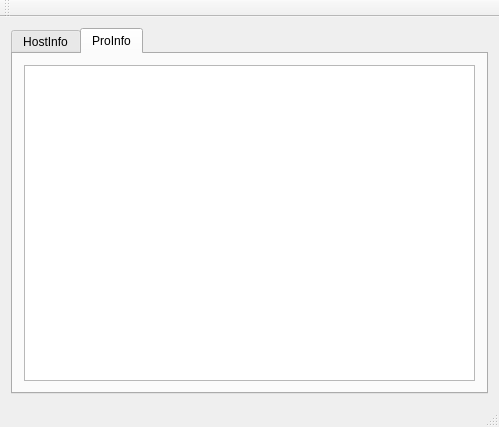
This is mainwindow.ui in 842355836/SystemsMonitor as Qt 5 draws it before an edit. The edited form follows.
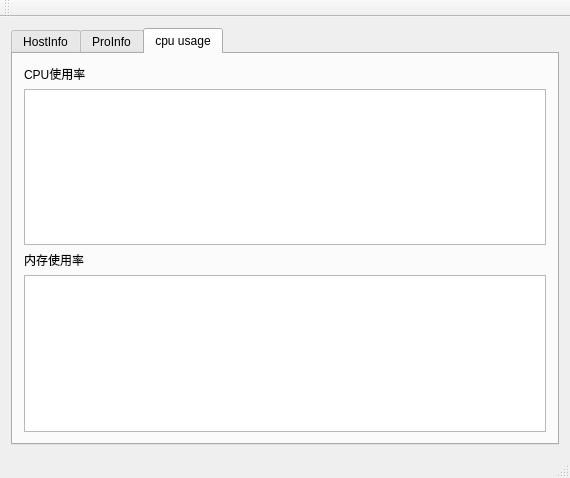
This is the edited form. Custom widgets are drawn as their Qt base class.

Diff of the .ui file:
```diff
--- a/mainwindow.ui
+++ b/mainwindow.ui
@@ -6,8 +6,8 @@
    <rect>
     <x>0</x>
     <y>0</y>
-    <width>499</width>
-    <height>421</height>
+    <width>570</width>
+    <height>478</height>
    </rect>
   </property>
   <property name="windowTitle">
@@ -18,7 +18,7 @@
     <item row="0" column="0">
      <widget class="QTabWidget" name="tabWidget">
       <property name="currentIndex">
-       <number>1</number>
+       <number>2</number>
       </property>
       <widget class="QWidget" name="tab">
        <attribute name="title">
@@ -116,6 +116,33 @@
         </item>
        </layout>
       </widget>
+      <widget class="QWidget" name="tab_3">
+       <attribute name="title">
+        <string>cpu usage</string>
+       </attribute>
+       <layout class="QGridLayout" name="gridLayout_4">
+        <item row="0" column="0">
+         <widget class="QLabel" name="label">
+          <property name="text">
+           <string>CPU使用率</string>
+          </property>
+         </widget>
+        </item>
+        <item row="1" column="0">
+         <widget class="QtCharts::QChartView" name="cpuChartView"/>
+        </item>
+        <item row="2" column="0">
+         <widget class="QLabel" name="label_2">
+          <property name="text">
+           <string>内存使用率</string>
+          </property>
+         </widget>
+        </item>
+        <item row="3" column="0">
+         <widget class="QtCharts::QChartView" name="memChartView"/>
+        </item>
+       </layout>
+      </widget>
      </widget>
     </item>
    </layout>
@@ -141,6 +168,13 @@
   <widget class="QStatusBar" name="statusBar"/>
  </widget>
  <layoutdefault spacing="6" margin="11"/>
+ <customwidgets>
+  <customwidget>
+   <class>QtCharts::QChartView</class>
+   <extends>QGraphicsView</extends>
+   <header>qchartview.h</header>
+  </customwidget>
+ </customwidgets>
  <resources/>
  <connections/>
 </ui>
```
Left out of the diff: 2 changed lines with no effect on the pictures.
